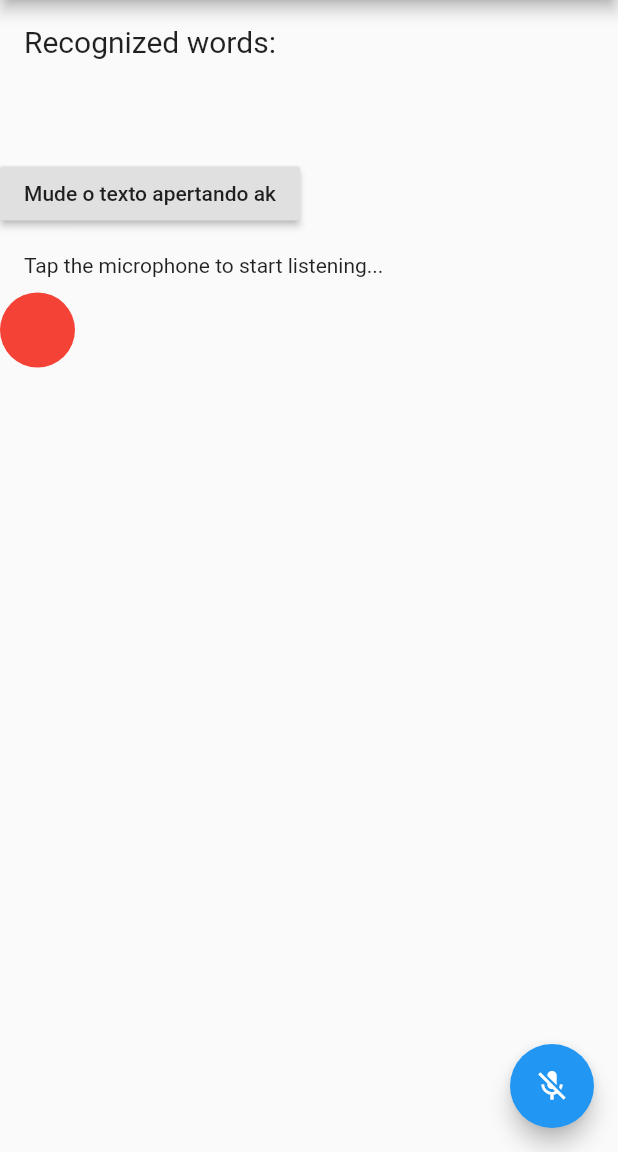
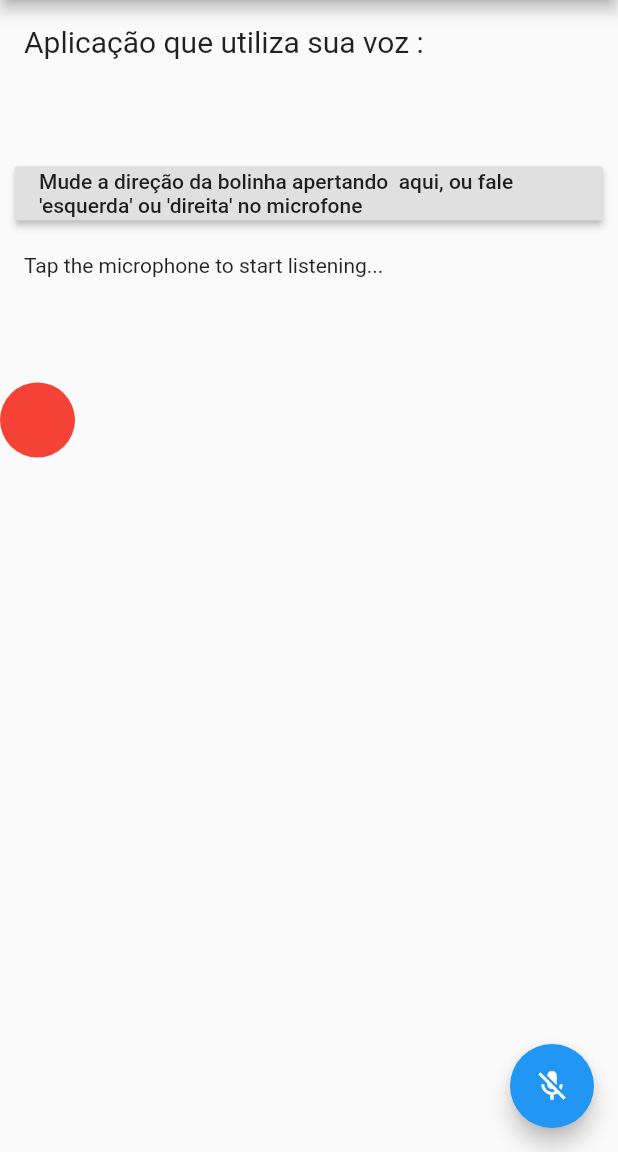
Before and after one commit to guiinfo3333/estudando-biblioteca-de-reconhecimento-de-voz, a Flutter app: the screen it shows after launch, on a phone screen of 412 x 824 dp, the part 84-1236 px from its top. Run offline on Flutter 3.47's test engine with Material 2 defaults, Android fonts, the phone set to English and light mode, and no system bars; our stand-ins replace speech_to_text.

Commit message:
ajeitando algumas coisas

```diff
--- a/lib/main.dart
+++ b/lib/main.dart
@@ -29,15 +29,15 @@ class MyHomePage extends StatefulWidget {
 
 class _MyHomePageState extends State<MyHomePage> {
 
-  List<String> lista = ["direita","esquerda","cima","baixo"];
-  String estadodaaplicao= "baixo";
+  List<String> lista = ["direita","esquerda"];
+  String estadodaaplicao= "esquerda";
   SpeechToText _speechToText = SpeechToText();
   bool _speechEnabled = false;
   String _lastWords = '';
   double size=50.0;
   double x= 0;
-  double y = 100.0;
-  var gravity=1;
+  double y = 200;
+  var gravity=10;
   var ticker;
 
 
@@ -55,39 +55,25 @@ class _MyHomePageState extends State<MyHomePage> {
     _initSpeech();
   }
 
-  /// This has to happen only once per app
   void _initSpeech() async {
     _speechEnabled = await _speechToText.initialize();
     setState(() {});
   }
 
-  /// Each time to start a speech recognition session
   void _startListening() async {
     await _speechToText.listen(onResult: _onSpeechResult);
     setState(() {});
   }
 
-  /// Manually stop the active speech recognition session
-  /// Note that there are also timeouts that each platform enforces
-  /// and the SpeechToText plugin supports setting timeouts on the
-  /// listen method.
   void _stopListening() async {
     await _speechToText.stop();
     setState(() {});
   }
 
-  /// This is the callback that the SpeechToText plugin calls when
-  /// the platform returns recognized words.
   void _onSpeechResult(SpeechRecognitionResult result) {
     setState(() {
       _lastWords = result.recognizedWords.split(" ")[0];
       switch(_lastWords){
-        case 'baixo':
-          estadodaaplicao="baixo";
-          break;
-        case 'cima':
-          estadodaaplicao="cima";
-          break;
         case 'direita':
           estadodaaplicao="direita";
           break;
@@ -95,7 +81,7 @@ class _MyHomePageState extends State<MyHomePage> {
           estadodaaplicao="esquerda";
           break;
         default:
-          estadodaaplicao="baixo";
+          estadodaaplicao="direita";
       }
     });
   }
@@ -105,31 +91,8 @@ class _MyHomePageState extends State<MyHomePage> {
 
   @override
   Widget build(BuildContext context) {
-    switch(estadodaaplicao){
-      case 'baixo':
-        if(y< (MediaQuery.of(context).size.height - size)){
-          y+=gravity;
-        }
-        break;
-      case 'cima':
-        if(y > size){
-          y-=gravity;
-        }
-        break;
-      case 'direita':
-        if(x < (MediaQuery.of(context).size.width-size)){
-          print(x);
-          print(MediaQuery.of(context).size.width - size);
-          x+=gravity;
-        }
-        break;
-      case 'esquerda':
-        if(x > size){
-          x-=gravity;
-        }
-        break;
-    }
 
+    verificaEstadoAplicacao();
 
     return Scaffold(
       appBar: AppBar(
@@ -144,29 +107,33 @@ class _MyHomePageState extends State<MyHomePage> {
             Container(
               padding: EdgeInsets.all(16),
               child: Text(
-                'Recognized words:',
+                'Aplicação que utiliza sua voz :',
                 style: TextStyle(fontSize: 20.0),
               ),
             ),
             Container(
                 child: Animateste()
             ),
-            RaisedButton(onPressed:()=>{
-
-            },
-              child: Text("Mude o texto apertando ak"),
+            Container(
+              margin: EdgeInsets.symmetric(horizontal: 10),
+              child: RaisedButton(onPressed:()=>{
+                setState(()=>{
+                  if(estadodaaplicao=="esquerda"){
+                    estadodaaplicao="direita"
+                  }else{
+                    estadodaaplicao="esquerda"
+                  }
+                })
+              },
+                child: Text("Mude a direção da bolinha apertando  aqui, ou fale 'esquerda' ou 'direita' no microfone "),
+              ),
             ),
             Expanded(
               child: Container(
                 padding: EdgeInsets.all(16),
                 child: Text(
-                  // If listening is active show the recognized words
                   _speechToText.isListening
                       ? '$_lastWords'
-                  // If listening isn't active but could be tell the user
-                  // how to start it, otherwise indicate that speech
-                  // recognition is not yet ready or not supported on
-                  // the target device
                       : _speechEnabled
                       ? 'Tap the microphone to start listening...'
                       : 'Speech not available',
@@ -178,13 +145,30 @@ class _MyHomePageState extends State<MyHomePage> {
       ),
       floatingActionButton: FloatingActionButton(
         onPressed:
-        // If not yet listening for speech start, otherwise stop
         _speechToText.isNotListening ? _startListening : _stopListening,
         tooltip: 'Listen',
         child: Icon(_speechToText.isNotListening ? Icons.mic_off : Icons.mic),
       ),
     );
   }
+
+  void verificaEstadoAplicacao(){
+    switch(estadodaaplicao){
+      case 'direita':
+        if(x < (MediaQuery.of(context).size.width-size)){
+          print(x);
+          print(MediaQuery.of(context).size.width - size);
+          x+=gravity;
+        }
+        break;
+      case 'esquerda':
+        if(x > 0){
+          x-=gravity;
+        }
+        break;
+    }
+  }
+
 
   Widget Animateste(){
     return  Transform.translate(offset:Offset(x,y),
```
